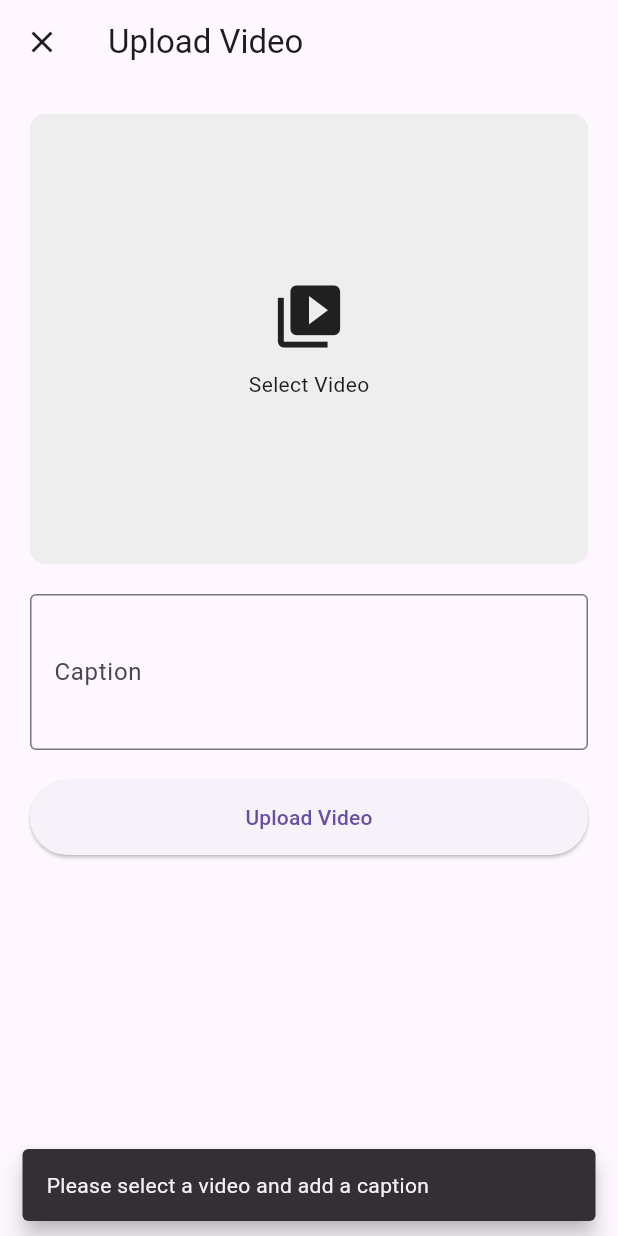
After one commit to hammadx02/zee_palm_tasks, a Flutter app: the UploadScreen screen opened directly, after a tap on "Upload Video", on a phone screen of 412 x 824 dp. The commit adds this screen. Run offline on Flutter 3.47's test engine with Material 3 defaults, Android fonts, the phone set to English and light mode, and no system bars; our stand-ins replace chewie, cloud_firestore, dartz, firebase_auth, firebase_core, firebase_storage and 4 more; missing offline and left inert: video_thumbnail; accounts and stored records are empty.

Commit message:
feat: Implement video upload functionality and user video management features

```diff
--- a/lib/screens/login_screen.dart
+++ b/lib/screens/login_screen.dart
@@ -80,10 +80,6 @@ class _LoginScreenState extends ConsumerState<LoginScreen> {
               AuthGradientButton(
                 text: 'Sign In',
                 onPressed: isLoading ? null : () => signIn(),
-
-                // onPressed: () {
-                //   isLoading ? null : () => signIn();
-                // },
               ),
               const SizedBox(height: 20),
               GestureDetector(
--- /dev/null
+++ b/lib/screens/upload_screen.dart
@@ -0,0 +1,199 @@
+import 'dart:io';
+import 'package:flutter/material.dart';
+import 'package:flutter_riverpod/flutter_riverpod.dart';
+import 'package:image_picker/image_picker.dart';
+import 'package:video_thumbnail/video_thumbnail.dart';
+import 'package:firebase_storage/firebase_storage.dart';
+import 'package:cloud_firestore/cloud_firestore.dart';
+import 'package:zee_palm_tasks/providers/auth_provider.dart';
+import 'package:zee_palm_tasks/utils/snakbar.dart';
+import 'package:zee_palm_tasks/widgets/video_player.dart';
+import 'package:path_provider/path_provider.dart';
+
+class UploadScreen extends ConsumerStatefulWidget {
+  const UploadScreen({super.key});
+
+  @override
+  ConsumerState<UploadScreen> createState() => _UploadScreenState();
+}
+
+class _UploadScreenState extends ConsumerState<UploadScreen> {
+  File? _videoFile;
+  final TextEditingController _captionController = TextEditingController();
+  bool _isUploading = false;
+  double _uploadProgress = 0;
+
+  Future<void> _pickVideo() async {
+    final pickedFile = await ImagePicker().pickVideo(
+      source: ImageSource.gallery,
+      maxDuration: const Duration(seconds: 60),
+    );
+
+    if (pickedFile != null) {
+      setState(() {
+        _videoFile = File(pickedFile.path);
+      });
+    }
+  }
+
+  Future<String> _generateThumbnail(String videoPath) async {
+    final thumbnailPath = await VideoThumbnail.thumbnailFile(
+      video: videoPath,
+      thumbnailPath: (await getTemporaryDirectory()).path,
+      imageFormat: ImageFormat.JPEG,
+      maxHeight: 200,
+      quality: 75,
+    );
+    return thumbnailPath!;
+  }
+
+  Future<String> _uploadFile(File file, String path) async {
+    final ref = FirebaseStorage.instance.ref().child(path);
+    final uploadTask = ref.putFile(file);
+
+    uploadTask.snapshotEvents.listen((taskSnapshot) {
+      setState(() {
+        _uploadProgress =
+            taskSnapshot.bytesTransferred / taskSnapshot.totalBytes;
+      });
+    });
+
+    final taskSnapshot = await uploadTask.whenComplete(() {});
+    return await taskSnapshot.ref.getDownloadURL();
+  }
+
+  Future<void> _uploadVideo() async {
+    if (_videoFile == null || _captionController.text.isEmpty) {
+      showSnackBar(context, 'Please select a video and add a caption');
+      return;
+    }
+
+    setState(() => _isUploading = true);
+    try {
+      final user = ref.read(authStateProvider).value;
+      if (user == null) throw Exception('User not logged in');
+
+      // Generate thumbnail
+      final thumbnailPath = await _generateThumbnail(_videoFile!.path);
+      final thumbnailFile = File(thumbnailPath);
+
+      // Upload files
+      final videoUrl = await _uploadFile(
+        _videoFile!,
+        'videos/${user.uid}/${DateTime.now().millisecondsSinceEpoch}.mp4',
+      );
+      final thumbnailUrl = await _uploadFile(
+        thumbnailFile,
+        'thumbnails/${user.uid}/${DateTime.now().millisecondsSinceEpoch}.jpg',
+      );
+
+      // Save video data to Firestore
+      await FirebaseFirestore.instance.collection('videos').add({
+        'videoUrl': videoUrl,
+        'thumbnailUrl': thumbnailUrl,
+        'caption': _captionController.text,
+        'authorId': user.uid,
+        'timestamp': Timestamp.now(),
+        'likes': 0,
+        'likedBy': [],
+      });
+
+      if (mounted) {
+        Navigator.pop(context);
+        showSnackBar(context, 'Video uploaded successfully!');
+      }
+    } catch (e) {
+      if (mounted) {
+        showSnackBar(context, 'Failed to upload video: ${e.toString()}');
+      }
+    } finally {
+      if (mounted) {
+        setState(() => _isUploading = false);
+      }
+    }
+  }
+
+  @override
+  void dispose() {
+    _captionController.dispose();
+    super.dispose();
+  }
+
+  @override
+  Widget build(BuildContext context) {
+    return Scaffold(
+      appBar: AppBar(
+        title: const Text('Upload Video'),
+        leading: IconButton(
+          icon: const Icon(Icons.close),
+          onPressed: _isUploading ? null : () => Navigator.pop(context),
+        ),
+      ),
+      body: SingleChildScrollView(
+        padding: const EdgeInsets.all(20),
+        child: Column(
+          children: [
+            GestureDetector(
+              onTap: _isUploading ? null : _pickVideo,
+              child: Container(
+                height: 300,
+                width: double.infinity,
+                decoration: BoxDecoration(
+                  color: Colors.grey[200],
+                  borderRadius: BorderRadius.circular(10),
+                ),
+                child:
+                    _videoFile == null
+                        ? const Column(
+                          mainAxisAlignment: MainAxisAlignment.center,
+                          children: [
+                            Icon(Icons.video_library, size: 50),
+                            SizedBox(height: 10),
+                            Text('Select Video'),
+                          ],
+                        )
+                        : Stack(
+                          alignment: Alignment.center,
+                          children: [
+                            VideoPlayerWidget(
+                              videoUrl: _videoFile!.path,
+                              autoPlay: false,
+                            ),
+                            if (_isUploading)
+                              CircularProgressIndicator(
+                                value: _uploadProgress,
+                                strokeWidth: 5,
+                              ),
+                          ],
+                        ),
+              ),
+            ),
+            const SizedBox(height: 20),
+            TextField(
+              controller: _captionController,
+              decoration: const InputDecoration(
+                labelText: 'Caption',
+                border: OutlineInputBorder(),
+              ),
+              maxLines: 3,
+            ),
+            const SizedBox(height: 20),
+            SizedBox(
+              width: double.infinity,
+              child: ElevatedButton(
+                onPressed: _isUploading ? null : _uploadVideo,
+                style: ElevatedButton.styleFrom(
+                  padding: const EdgeInsets.symmetric(vertical: 15),
+                ),
+                child:
+                    _isUploading
+                        ? const CircularProgressIndicator(color: Colors.white)
+                        : const Text('Upload Video'),
+              ),
+            ),
+          ],
+        ),
+      ),
+    );
+  }
+}
--- /dev/null
+++ b/lib/utils/snakbar.dart
@@ -0,0 +1,7 @@
+import 'package:flutter/material.dart';
+
+void showSnackBar(BuildContext context, String message) {
+  ScaffoldMessenger.of(context).showSnackBar(
+    SnackBar(content: Text(message), behavior: SnackBarBehavior.floating),
+  );
+}
--- a/lib/widgets/auth_gradient_button.dart
+++ b/lib/widgets/auth_gradient_button.dart
@@ -33,7 +33,11 @@ class AuthGradientButton extends StatelessWidget {
         ),
         child: Text(
           text,
-          style: const TextStyle(fontSize: 18, fontWeight: FontWeight.bold),
+          style: const TextStyle(
+            fontSize: 18,
+            fontWeight: FontWeight.bold,
+            color: Colors.white,
+          ),
         ),
       ),
     );
--- a/pubspec.yaml
+++ b/pubspec.yaml
@@ -37,7 +37,6 @@ dependencies:
   file_picker: ^10.1.9
   firebase_auth: ^5.5.4
   firebase_core: ^3.13.1
-  # firebase_firestore: ^0.0.3+1
   firebase_storage: ^12.4.6
   flutter:
     sdk: flutter
@@ -51,6 +50,7 @@ dependencies:
   share_plus: ^11.0.0
   uuid: ^4.5.1
   video_player: ^2.10.0
+  video_thumbnail: ^0.5.6
 
 dev_dependencies:
   flutter_lints: ^5.0.0
```
Also changed, not shown: lib/providers/video_provider.dart (+9 -0 lines), lib/repositories/video_repo.dart (+46 -0 lines), lib/screens/video_feed_screen.dart (+62 -1 lines), pubspec.lock.
